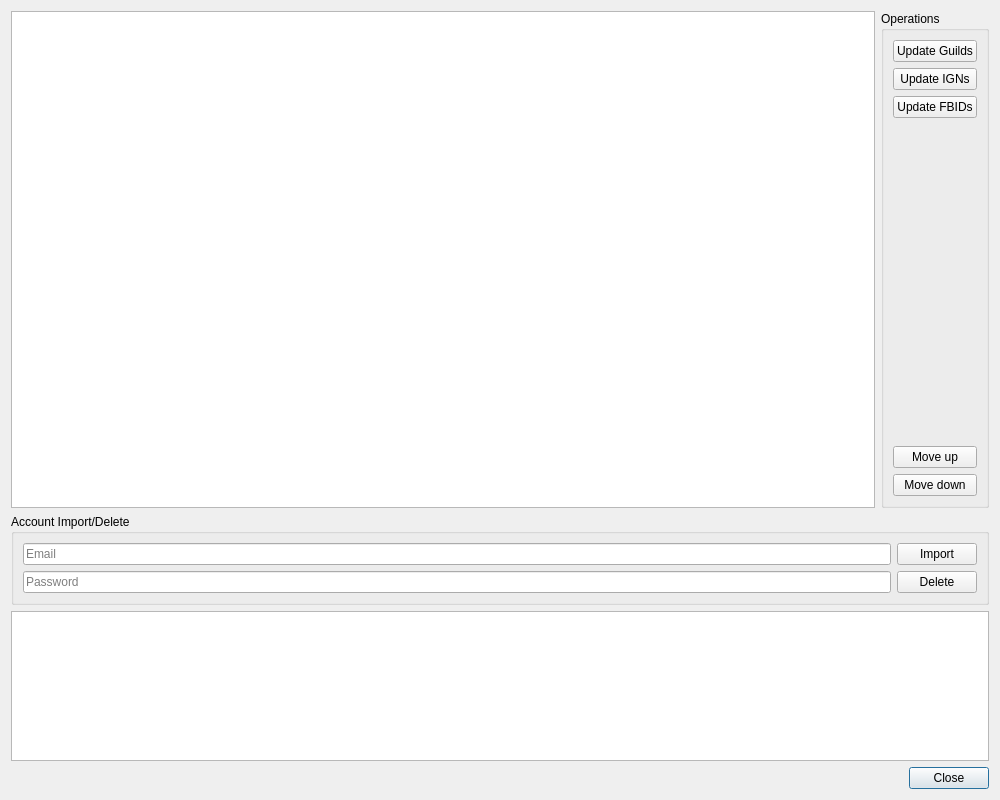
Qt form AccountManagementDialog.ui (yhuiyang/castleage) before a commit.
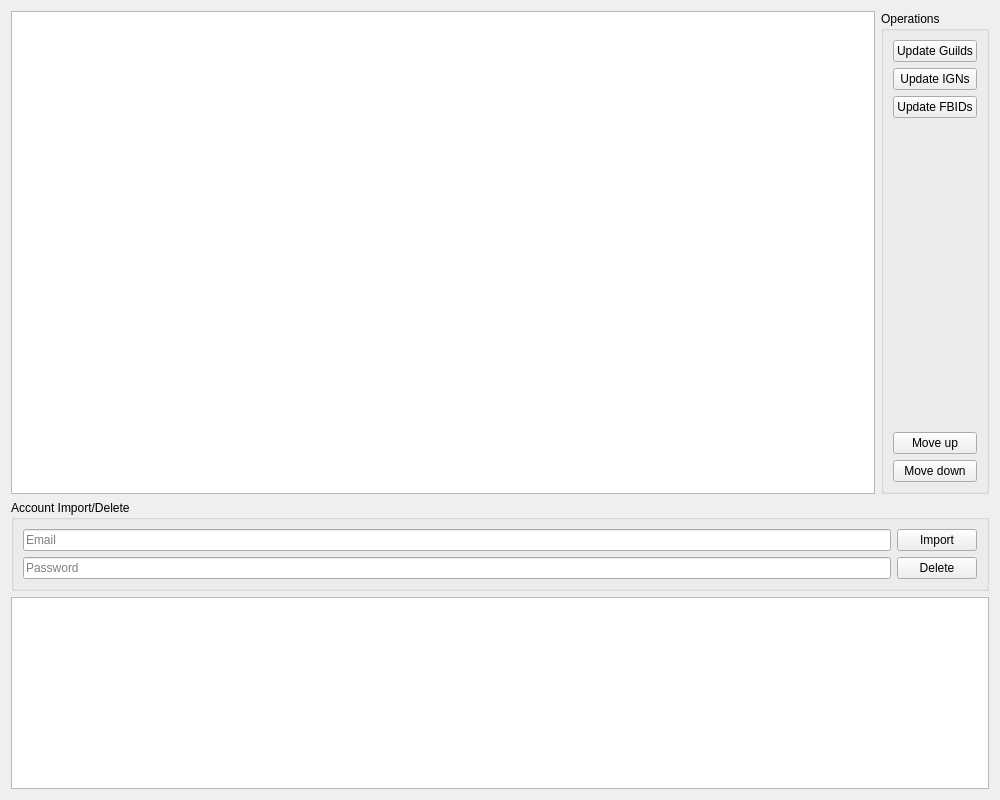
The same form after that commit.

Commit message: Show all QDialogs as MDI child.

Patch:
```diff
--- a/AccountManagementDialog.ui
+++ b/AccountManagementDialog.ui
@@ -25,7 +25,7 @@
   <property name="windowTitle">
    <string>Account Management</string>
   </property>
-  <layout class="QVBoxLayout" name="verticalLayout" stretch="1,0,0,0">
+  <layout class="QVBoxLayout" name="verticalLayout" stretch="1,0,0">
    <item>
     <layout class="QHBoxLayout" name="accountLayout" stretch="1,0">
      <property name="sizeConstraint">
@@ -180,42 +180,11 @@
    </item>
    <item>
     <widget class="QTextEdit" name="messageOutput">
-     <property name="sizePolicy">
-      <sizepolicy hsizetype="Expanding" vsizetype="Fixed">
-       <horstretch>0</horstretch>
-       <verstretch>0</verstretch>
-      </sizepolicy>
-     </property>
-     <property name="minimumSize">
-      <size>
-       <width>0</width>
-       <height>50</height>
-      </size>
-     </property>
-     <property name="maximumSize">
-      <size>
-       <width>16777215</width>
-       <height>150</height>
-      </size>
-     </property>
      <property name="readOnly">
       <bool>true</bool>
      </property>
     </widget>
    </item>
-   <item>
-    <widget class="QDialogButtonBox" name="buttonBox">
-     <property name="focusPolicy">
-      <enum>Qt::StrongFocus</enum>
-     </property>
-     <property name="orientation">
-      <enum>Qt::Horizontal</enum>
-     </property>
-     <property name="standardButtons">
-      <set>QDialogButtonBox::Close</set>
-     </property>
-    </widget>
-   </item>
   </layout>
  </widget>
  <tabstops>
```
Left out of the diff: 33 changed lines with no effect on the pictures. The commit also changes 3 other files.
